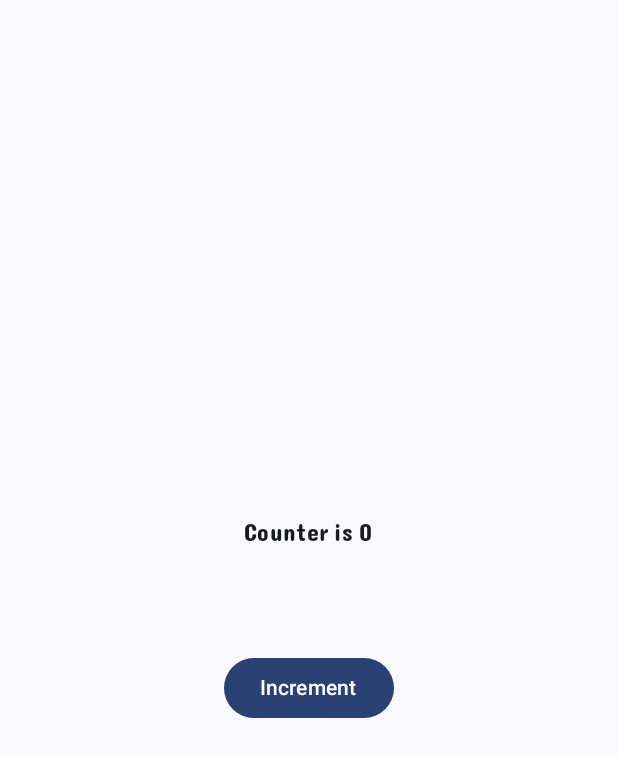
After one commit to Mezoinnit/MVVM-MiniProjects, an Android app built with Jetpack Compose: the composable FlowCounterScreen shown on its own in the app's theme, on a phone screen of 412 x 824 dp. The commit adds this screen. Shown: the top 757 px of the screen. Run offline under Robolectric (Android 15) with nearby library versions, the phone set to English and light mode, and no system bars; 1 statement that could not run was skipped.

Commit message:
added 2 mini Projects
Counter - simple flow concept in mvvm
DataSimulator - more deeper understanding in Kotlin flow

note: added comments to explain each part

```diff
--- /dev/null
+++ b/app/src/main/java/com/example/mvvmproject/model/DataSimulator.kt
@@ -0,0 +1,3 @@
+package com.example.mvvmproject.model
+
+data class DataSimulator(val name: String)
--- /dev/null
+++ b/app/src/main/java/com/example/mvvmproject/view/KotlinFlows/FlowCounterScreen.kt
@@ -0,0 +1,38 @@
+package com.example.mvvmproject.view.KotlinFlows
+
+import androidx.compose.foundation.layout.Arrangement
+import androidx.compose.foundation.layout.Column
+import androidx.compose.foundation.layout.Spacer
+import androidx.compose.foundation.layout.fillMaxSize
+import androidx.compose.foundation.layout.height
+import androidx.compose.foundation.layout.padding
+import androidx.compose.material3.Button
+import androidx.compose.material3.Text
+import androidx.compose.runtime.Composable
+import androidx.compose.runtime.collectAsState
+import androidx.compose.ui.Alignment
+import androidx.compose.ui.Modifier
+import androidx.compose.ui.unit.dp
+import androidx.lifecycle.viewmodel.compose.viewModel
+import com.example.mvvmproject.viewmodel.FlowCounterViewModel
+
+@Composable
+fun FlowCounterScreen(vm: FlowCounterViewModel = viewModel()) {
+
+    val counter = vm.counter.collectAsState()
+
+    Column(
+        modifier = Modifier
+            .fillMaxSize()
+            .padding(16.dp),
+        horizontalAlignment = Alignment.CenterHorizontally,
+        verticalArrangement = Arrangement.Center
+    ) {
+        Text(text = "Counter is ${counter.value}") // shows the counter value
+        Spacer(modifier = Modifier.height(64.dp))
+        Button(onClick = { vm.increment(counter.value) }) {
+            Text(text = "Increment") // increases the value by 1
+        }
+    }
+
+}
--- /dev/null
+++ b/app/src/main/java/com/example/mvvmproject/viewmodel/FlowCounterViewModel.kt
@@ -0,0 +1,16 @@
+package com.example.mvvmproject.viewmodel
+
+import androidx.lifecycle.ViewModel
+import kotlinx.coroutines.flow.MutableStateFlow
+import kotlinx.coroutines.flow.asStateFlow
+import kotlinx.coroutines.flow.update
+
+class FlowCounterViewModel: ViewModel() {
+    private var _counter = MutableStateFlow(0) // private mutable state flow
+
+    val counter = _counter.asStateFlow() // observes the _counter state flow
+
+    fun increment(increment:Int) {
+        _counter.update { increment + 1 } // increment the counter
+    }
+}
```
Also changed, not shown: app/src/main/java/com/example/mvvmproject/MainActivity.kt (+2 -5 lines), app/src/main/java/com/example/mvvmproject/view/KotlinFlows/FlowDataSimulatorScreen.kt (added, +74 -0 lines), app/src/main/java/com/example/mvvmproject/viewmodel/FlowDataSimulatorViewModel.kt (added, +26 -0 lines).
